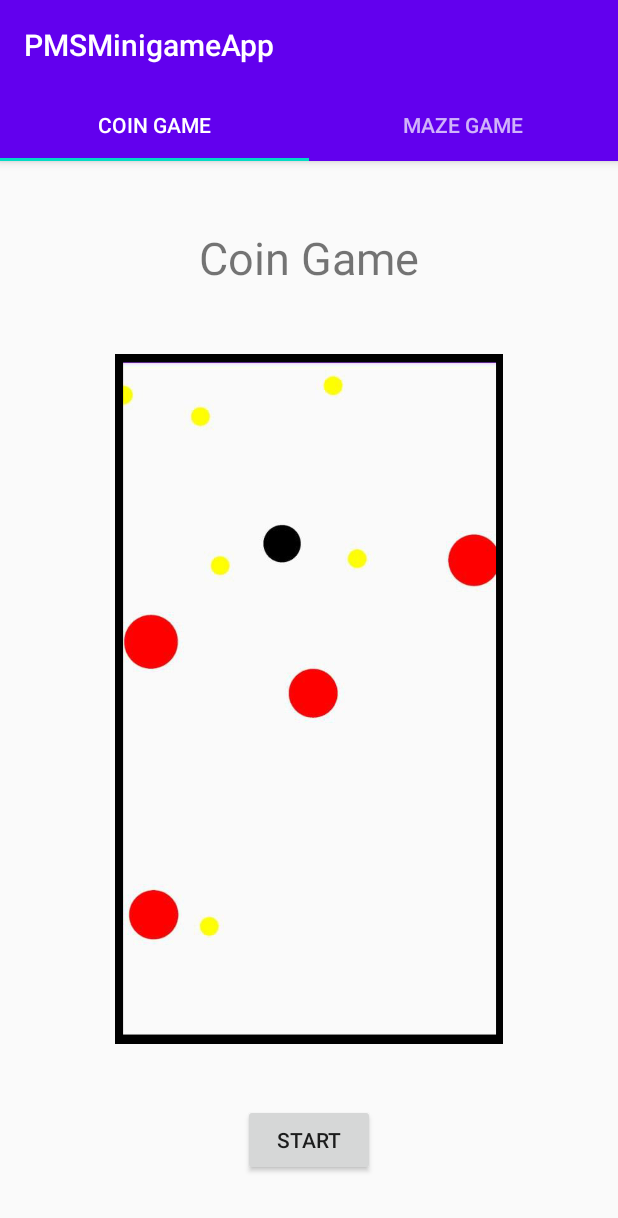
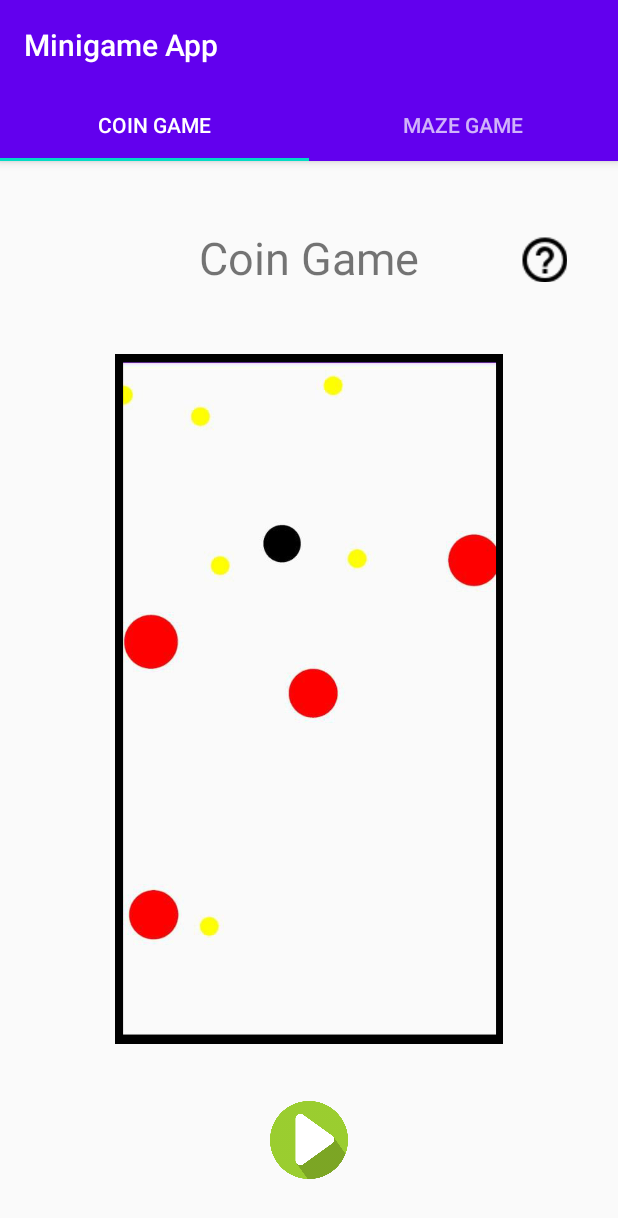
Before and after one commit to MichaMican/PMSMinigameApp, an Android app: the screen it shows after launch (MainActivity), on a phone screen of 412 x 824 dp. Shown: the top 1218 px of the screen. Run offline under Robolectric (Android 15) with nearby library versions, the phone set to English and light mode, and no system bars.

Commit message:
add Help button; change start button to a image play button

```diff
--- a/app/src/main/AndroidManifest.xml
+++ b/app/src/main/AndroidManifest.xml
@@ -7,9 +7,8 @@
 
     <application
         android:allowBackup="true"
-        android:icon="@mipmap/ic_launcher"
+        android:icon="@drawable/favicon"
         android:label="@string/app_name"
-        android:roundIcon="@mipmap/ic_launcher_round"
         android:supportsRtl="true"
         android:theme="@style/AppTheme">
 
--- a/app/src/main/java/de/sbr_cs/pmsminigameapp/CoinGame/CoinGameActivity.java
+++ b/app/src/main/java/de/sbr_cs/pmsminigameapp/CoinGame/CoinGameActivity.java
@@ -60,7 +60,7 @@ public class CoinGameActivity extends AppCompatActivity implements SensorEventLi
                 AlertDialog alertDialog = new AlertDialog.Builder(CoinGameActivity.this).create();
                 alertDialog.setTitle(R.string.gameOver);
                 alertDialog.setMessage((String) message.obj);
-                alertDialog.setButton(AlertDialog.BUTTON_NEUTRAL, "OK",
+                alertDialog.setButton(AlertDialog.BUTTON_NEGATIVE, "OK",
                         new DialogInterface.OnClickListener() {
                             public void onClick(DialogInterface dialog, int which) {
                                 dialog.dismiss();
--- a/app/src/main/java/de/sbr_cs/pmsminigameapp/LabyrinthGame/LabyrinthGameActivity.java
+++ b/app/src/main/java/de/sbr_cs/pmsminigameapp/LabyrinthGame/LabyrinthGameActivity.java
@@ -49,7 +49,7 @@ public class LabyrinthGameActivity extends AppCompatActivity {
         if (Build.VERSION.SDK_INT >= Build.VERSION_CODES.N){
             return context.getResources().getConfiguration().getLocales().get(0);
         } else{
-            //noinspection deprecation
+            //no inspection deprecation
             return context.getResources().getConfiguration().locale;
         }
     }
@@ -96,7 +96,7 @@ public class LabyrinthGameActivity extends AppCompatActivity {
                 AlertDialog alertDialog = new AlertDialog.Builder(LabyrinthGameActivity.this).create();
                 alertDialog.setTitle(getString(R.string.gameOver));
                 alertDialog.setMessage((String) message.obj);
-                alertDialog.setButton(AlertDialog.BUTTON_NEUTRAL, "OK",
+                alertDialog.setButton(AlertDialog.BUTTON_NEGATIVE, "OK",
                         new DialogInterface.OnClickListener() {
                             public void onClick(DialogInterface dialog, int which) {
                                 dialog.dismiss();
--- a/app/src/main/java/de/sbr_cs/pmsminigameapp/MainScreen/main/ui/TabCoinGameFragment.java
+++ b/app/src/main/java/de/sbr_cs/pmsminigameapp/MainScreen/main/ui/TabCoinGameFragment.java
@@ -1,26 +1,33 @@
 package de.sbr_cs.pmsminigameapp.MainScreen.main.ui;
 
+import android.content.DialogInterface;
 import android.content.Intent;
 import android.os.Bundle;
 import android.view.LayoutInflater;
 import android.view.View;
 import android.view.ViewGroup;
 import android.widget.Button;
+import android.widget.ImageButton;
+
+import java.util.Objects;
 
 import androidx.annotation.NonNull;
 import androidx.annotation.Nullable;
+import androidx.appcompat.app.AlertDialog;
 import androidx.fragment.app.Fragment;
 import de.sbr_cs.pmsminigameapp.CoinGame.CoinGameActivity;
 import de.sbr_cs.pmsminigameapp.R;
 
 /**
- * A placeholder fragment containing a simple view.
+ * Coin game fragment
  */
 public class TabCoinGameFragment extends Fragment {
 
     private static final String ARG_SECTION_NUMBER = "section_number";
 
-    private Button startButton;
+    private ImageButton startButton;
+    private ImageButton helpButton;
+
 
     public static TabCoinGameFragment newInstance(int index) {
         TabCoinGameFragment fragment = new TabCoinGameFragment();
@@ -38,7 +45,27 @@ public class TabCoinGameFragment extends Fragment {
     @Override
     public void onViewCreated(@NonNull View view, @Nullable Bundle savedInstanceState) {
         super.onViewCreated(view, savedInstanceState);
-        startButton = (Button) view.findViewById(R.id.startCoinGameButton);
+        startButton = view.findViewById(R.id.startCoinGameButton);
+        helpButton = view.findViewById(R.id.helpCoinGame);
+
+        helpButton.setOnClickListener(new View.OnClickListener() {
+            @Override
+            public void onClick(View v) {
+                AlertDialog alertDialog =
+                        new AlertDialog.Builder(
+                                Objects.requireNonNull(TabCoinGameFragment.this.getContext())
+                        ).create();
+                alertDialog.setTitle(R.string.help);
+                alertDialog.setMessage(getString(R.string.helpCoin));
+                alertDialog.setButton(AlertDialog.BUTTON_POSITIVE, "OK",
+                        new DialogInterface.OnClickListener() {
+                            public void onClick(DialogInterface dialog, int which) {
+                                dialog.dismiss();
+                            }
+                        });
+                alertDialog.show();
+            }
+        });
 
         startButton.setOnClickListener(new View.OnClickListener() {
             @Override
@@ -51,7 +78,7 @@ public class TabCoinGameFragment extends Fragment {
 
     @Override
     public View onCreateView(
-        @NonNull LayoutInflater inflater, ViewGroup container,
+            @NonNull LayoutInflater inflater, ViewGroup container,
             Bundle savedInstanceState) {
         View root = inflater.inflate(R.layout.tab_coingame, container, false);
         return root;
--- a/app/src/main/java/de/sbr_cs/pmsminigameapp/MainScreen/main/ui/TabLabyrinthGameFragment.java
+++ b/app/src/main/java/de/sbr_cs/pmsminigameapp/MainScreen/main/ui/TabLabyrinthGameFragment.java
@@ -1,26 +1,32 @@
 package de.sbr_cs.pmsminigameapp.MainScreen.main.ui;
 
+import android.content.DialogInterface;
 import android.content.Intent;
 import android.os.Bundle;
 import android.view.LayoutInflater;
 import android.view.View;
 import android.view.ViewGroup;
 import android.widget.Button;
+import android.widget.ImageButton;
+
+import java.util.Objects;
 
 import androidx.annotation.Nullable;
 import androidx.annotation.NonNull;
+import androidx.appcompat.app.AlertDialog;
 import androidx.fragment.app.Fragment;
 import de.sbr_cs.pmsminigameapp.LabyrinthGame.LabyrinthGameActivity;
 import de.sbr_cs.pmsminigameapp.R;
 
 /**
- * A placeholder fragment containing a simple view.
+ * Labyrinth game fragment
  */
 public class TabLabyrinthGameFragment extends Fragment {
 
     private static final String ARG_SECTION_NUMBER = "section_number";
 
-    private Button startButton;
+    private ImageButton startButton;
+    private ImageButton helpButton;
 
     public static TabLabyrinthGameFragment newInstance(int index) {
         TabLabyrinthGameFragment fragment = new TabLabyrinthGameFragment();
@@ -33,14 +39,32 @@ public class TabLabyrinthGameFragment extends Fragment {
     @Override
     public void onCreate(Bundle savedInstanceState) {
         super.onCreate(savedInstanceState);
-
-
     }
 
     @Override
     public void onViewCreated(@NonNull View view, @Nullable Bundle savedInstanceState) {
         super.onViewCreated(view, savedInstanceState);
-        startButton = (Button) view.findViewById(R.id.startLabyrinthGameButton);
+        startButton = view.findViewById(R.id.startLabyrinthGameButton);
+        helpButton = view.findViewById(R.id.helpLabyrinthGame);
+
+        helpButton.setOnClickListener(new View.OnClickListener() {
+            @Override
+            public void onClick(View v) {
+                AlertDialog alertDialog =
+                        new AlertDialog.Builder(
+                                Objects.requireNonNull(TabLabyrinthGameFragment.this.getContext())
+                        ).create();
+                alertDialog.setTitle(R.string.help);
+                alertDialog.setMessage(getString(R.string.helpLabyrinth));
+                alertDialog.setButton(AlertDialog.BUTTON_POSITIVE, "OK",
+                        new DialogInterface.OnClickListener() {
+                            public void onClick(DialogInterface dialog, int which) {
+                                dialog.dismiss();
+                            }
+                        });
+                alertDialog.show();
+            }
+        });
 
         startButton.setOnClickListener(new View.OnClickListener() {
             @Override
--- a/app/src/main/res/layout/activity_main.xml
+++ b/app/src/main/res/layout/activity_main.xml
@@ -13,6 +13,7 @@
         app:layout_behavior="@string/appbar_scrolling_view_behavior" />
 
     <com.google.android.material.appbar.AppBarLayout
+        android:id="@+id/header"
         android:layout_width="match_parent"
         android:layout_height="wrap_content"
         android:theme="@style/AppTheme.AppBarOverlay">
@@ -32,6 +33,7 @@
             android:layout_width="match_parent"
             android:layout_height="wrap_content"
             android:background="?attr/colorPrimary" />
+
     </com.google.android.material.appbar.AppBarLayout>
 
 </androidx.coordinatorlayout.widget.CoordinatorLayout>
--- a/app/src/main/res/layout/tab_coingame.xml
+++ b/app/src/main/res/layout/tab_coingame.xml
@@ -9,7 +9,7 @@
     tools:context=".MainScreen.main.ui.TabCoinGameFragment">
 
     <ImageView
-        android:id="@+id/placholderImage2"
+        android:id="@+id/coinGameImage"
         android:layout_width="284dp"
         android:layout_height="460dp"
         android:src="@drawable/coin_game"
@@ -18,25 +18,41 @@
         app:layout_constraintStart_toStartOf="parent"
         app:layout_constraintTop_toTopOf="parent" />
 
-    <Button
-        android:id="@+id/startCoinGameButton"
-        android:layout_width="wrap_content"
-        android:layout_height="wrap_content"
-        android:text="Start"
-        app:layout_constraintBottom_toBottomOf="parent"
-        app:layout_constraintEnd_toEndOf="parent"
-        app:layout_constraintStart_toStartOf="parent"
-        app:layout_constraintTop_toBottomOf="@+id/placholderImage2" />
-
     <TextView
         android:id="@+id/coinGameTextView"
         android:layout_width="wrap_content"
         android:layout_height="wrap_content"
         android:text="@string/coin_game_title"
         android:textSize="30sp"
-        app:layout_constraintBottom_toTopOf="@+id/placholderImage2"
+        app:layout_constraintBottom_toTopOf="@+id/coinGameImage"
         app:layout_constraintEnd_toEndOf="parent"
         app:layout_constraintStart_toStartOf="parent"
         app:layout_constraintTop_toTopOf="parent" />
 
+    <ImageButton
+        android:id="@+id/helpCoinGame"
+        android:layout_width="30sp"
+        android:layout_height="30sp"
+        android:layout_marginEnd="16dp"
+        android:background="@android:color/transparent"
+        android:src="@drawable/baseline_help_outline_black_18dp"
+        app:layout_constraintBottom_toTopOf="@+id/coinGameImage"
+        app:layout_constraintEnd_toEndOf="parent"
+        app:layout_constraintHorizontal_bias="0.0"
+        app:layout_constraintStart_toEndOf="@+id/coinGameImage"
+        app:layout_constraintTop_toTopOf="parent"
+        app:layout_constraintVertical_bias="0.516" />
+
+    <ImageButton
+        android:id="@+id/startCoinGameButton"
+        android:layout_width="52dp"
+        android:layout_height="52dp"
+        android:background="@drawable/play"
+        android:scaleType="fitCenter"
+        android:src="@drawable/play"
+        app:layout_constraintBottom_toBottomOf="parent"
+        app:layout_constraintEnd_toEndOf="parent"
+        app:layout_constraintStart_toStartOf="parent"
+        app:layout_constraintTop_toBottomOf="@+id/coinGameImage" />
+
 </androidx.constraintlayout.widget.ConstraintLayout>
--- a/app/src/main/res/values/strings.xml
+++ b/app/src/main/res/values/strings.xml
@@ -1,5 +1,5 @@
 <resources>
-    <string name="app_name">PMSMinigameApp</string>
+    <string name="app_name">Minigame App</string>
     <string name="labyrinth_game_title">Maze Game</string>
     <string name="coin_game_title">Coin Game</string>
     <string name="listening">Listening</string>
@@ -7,4 +7,13 @@
     <string name="labyrinthGameOver">Oh no! You bumped into a wall :(\nYour command history:\n</string>
     <string name="labyrinthGameOverSuccess">You did it! You successfully made it through the maze</string>
     <string name="gameOver">GAME OVER</string>
+    <string name="help">Help</string>
+    <string name="helpCoin">
+        Tilt your phone to move the black ball.\nCollect the yellow circles while avoiding touching
+        the red circles.
+    </string>
+    <string name="helpLabyrinth">
+        Memorize the shown path.\nCommand blindly the green circle through the paths with your voice so that
+        every path is visited at least once.
+    </string>
 </resources>
```
Also changed, not shown: app/src/main/res/layout/tab_labyrinthgame.xml (+29 -12 lines), app/src/main/res/drawable/baseline_help_outline_black_18dp.png (added), app/src/main/res/drawable/favicon.png (added), app/src/main/res/drawable/play.png (added), 2 other files.
